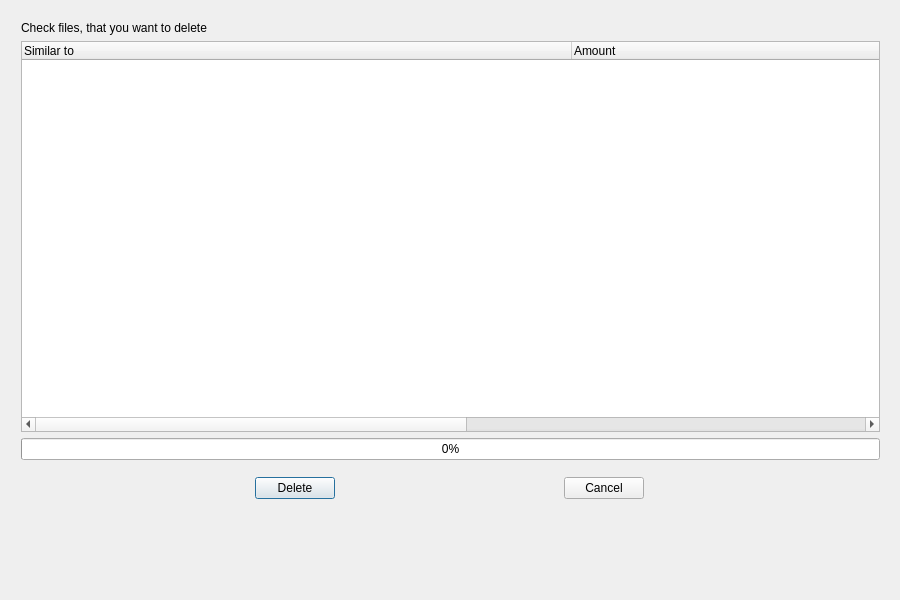
Before: the Qt Designer form deletedialog.ui in Mervap/CopyFinder, drawn with Qt 5.
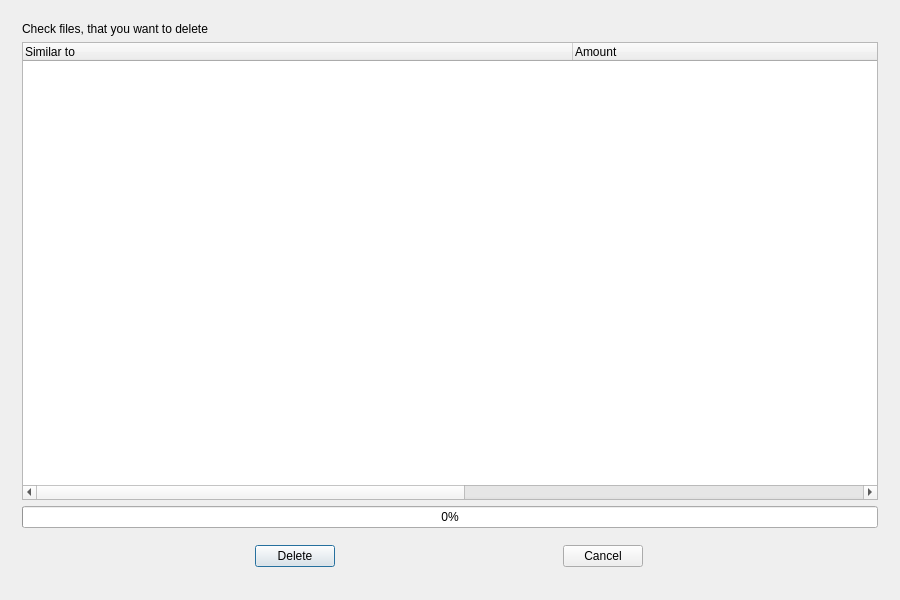
After: the same form once the commit is applied.

Commit message: Fix double free()

```diff
--- a/deletedialog.ui
+++ b/deletedialog.ui
@@ -19,23 +19,17 @@
   <property name="windowTitle">
    <string>Dialog</string>
   </property>
+  <layout class="QVBoxLayout" name="verticalLayout_2">
+   <item>
   <widget class="QWidget" name="gridWidget" native="true">
-   <property name="geometry">
-    <rect>
-     <x>10</x>
-     <y>10</y>
-     <width>881</width>
-     <height>511</height>
-    </rect>
-   </property>
    <property name="sizePolicy">
     <sizepolicy hsizetype="Expanding" vsizetype="Expanding">
      <horstretch>0</horstretch>
      <verstretch>0</verstretch>
     </sizepolicy>
    </property>
-   <layout class="QGridLayout" name="gridLayout">
-    <item row="1" column="0">
+     <layout class="QVBoxLayout" name="verticalLayout">
+      <item>
      <widget class="QLabel" name="label">
       <property name="sizePolicy">
        <sizepolicy hsizetype="Expanding" vsizetype="Fixed">
@@ -48,14 +42,7 @@
       </property>
      </widget>
     </item>
-    <item row="3" column="0">
-     <widget class="QProgressBar" name="progressBar">
-      <property name="value">
-       <number>0</number>
-      </property>
-     </widget>
-    </item>
-    <item row="2" column="0">
+      <item>
      <widget class="QTreeWidget" name="treeWidget">
       <property name="columnCount">
        <number>3</number>
@@ -83,7 +70,14 @@
       </column>
      </widget>
     </item>
-    <item row="4" column="0">
+      <item>
+       <widget class="QProgressBar" name="progressBar">
+        <property name="value">
+         <number>0</number>
+        </property>
+       </widget>
+      </item>
+      <item>
      <widget class="QWidget" name="horisontalWidget" native="true">
       <property name="sizePolicy">
        <sizepolicy hsizetype="Expanding" vsizetype="Fixed">
@@ -123,6 +117,8 @@
     </item>
    </layout>
   </widget>
+   </item>
+  </layout>
  </widget>
  <layoutdefault spacing="6" margin="11"/>
  <resources/>
```
Lines whose indentation alone changed are shown as unchanged. The commit also changes 2 other files.
